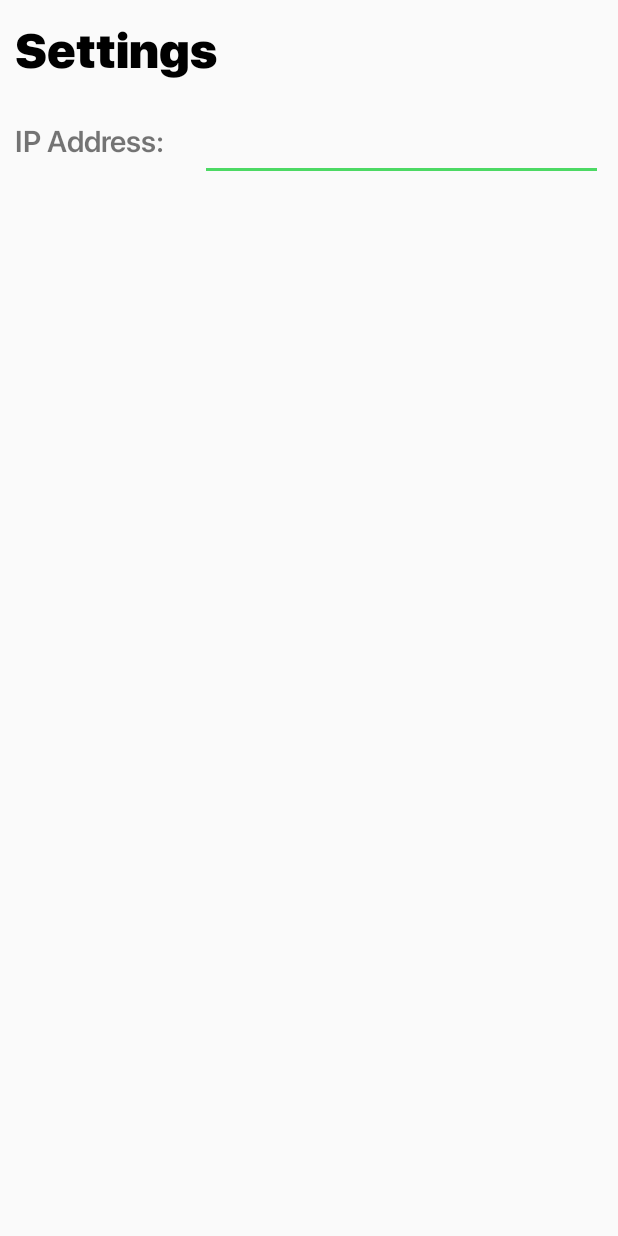
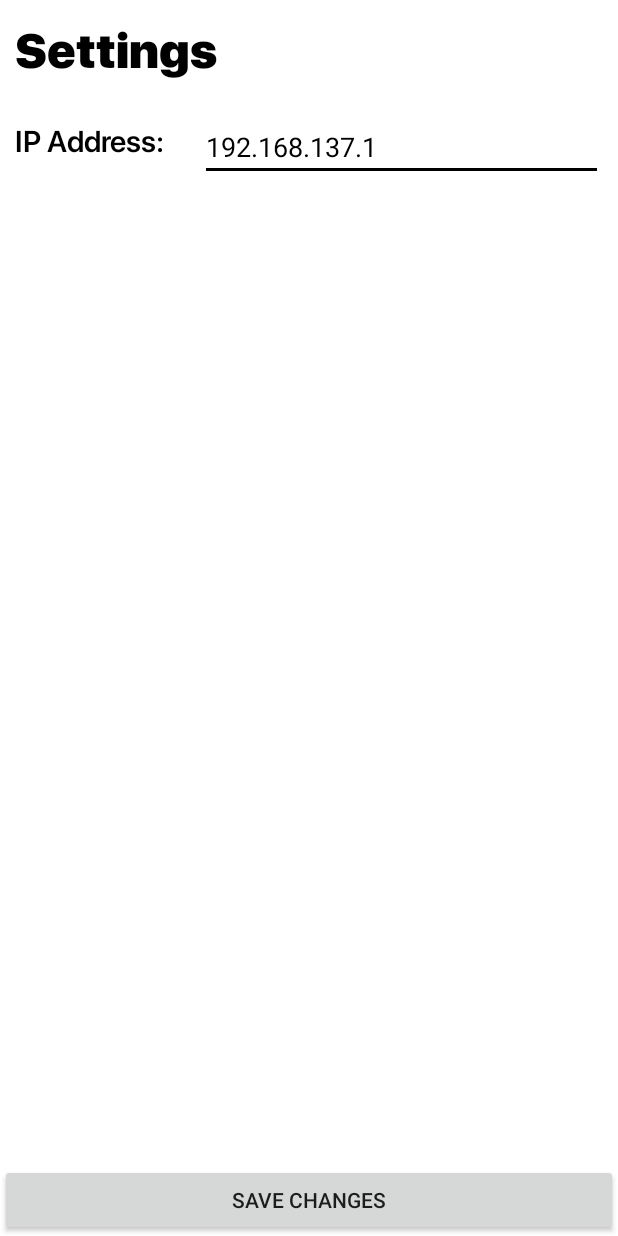
Before and after one commit to appliedengineering/AE-Instrument-Cluster-Apps, an Android app: the screen it shows after launch (SettingsActivity), after a tap on an icon or button, on a phone screen of 412 x 824 dp. Run offline under Robolectric (Android 15) with nearby library versions, the phone set to English and light mode, and no system bars; libraries missing offline, so code that uses them is left out: com.github.mikephil.charting, org.msgpack.core, org.msgpack.value; 12 statements that could not run were skipped.

Commit message:
Add settings page

```diff
--- a/Android-inst-clstr/app/src/main/java/com/appliedengineering/aeinstrumentcluster/Backend/BackendDelegate.java
+++ b/Android-inst-clstr/app/src/main/java/com/appliedengineering/aeinstrumentcluster/Backend/BackendDelegate.java
@@ -1,5 +1,7 @@
 package com.appliedengineering.aeinstrumentcluster.Backend;
 
+import android.app.Activity;
+import android.content.SharedPreferences;
 import android.os.AsyncTask;
 import android.os.SystemClock;
 import android.widget.TextView;
@@ -28,7 +30,7 @@ public class BackendDelegate extends AsyncTask<Void, Void, Void>{
     private final HomeTopBar homeTopBar;
     private volatile boolean isRunning = true;
 
-    private volatile int noMessageCount = 0;
+    private volatile int noMessageCount = NO_MESSAGE_COUNT_THRESHOLD;
 
     // options
 
@@ -47,11 +49,15 @@ public class BackendDelegate extends AsyncTask<Void, Void, Void>{
     // end options
 
 
-    public BackendDelegate(DataManager dataManager, HomeTopBar homeTopBar) {
+    public BackendDelegate(DataManager dataManager, HomeTopBar homeTopBar, Activity activity) {
         this.dataManager = dataManager;
         this.homeTopBar = homeTopBar;
         Communication.init();
-        LogUtil.add("Communication setup: " + Communication.connect("tcp://192.168.137.1:5556"));
+
+        SharedPreferences settings = activity.getSharedPreferences("SettingsInfo", 0);
+        String ipAddress = settings.getString("ipAddress", "192.168.137.1");
+
+        LogUtil.add("Communication setup: " + Communication.connect("tcp://"+ipAddress+":5556"));
     }
 
     @Override
@@ -94,7 +100,7 @@ public class BackendDelegate extends AsyncTask<Void, Void, Void>{
     private void updateHomeTopBar() {
         // show connected indicator
         String textToDisplay;
-        if(noMessageCount > NO_MESSAGE_COUNT_THRESHOLD) {
+        if(noMessageCount >= NO_MESSAGE_COUNT_THRESHOLD) {
             // offline
             textToDisplay = "Status: offline";
         } else {
--- a/Android-inst-clstr/app/src/main/java/com/appliedengineering/aeinstrumentcluster/SettingsActivity.java
+++ b/Android-inst-clstr/app/src/main/java/com/appliedengineering/aeinstrumentcluster/SettingsActivity.java
@@ -2,15 +2,41 @@ package com.appliedengineering.aeinstrumentcluster;
 
 import androidx.appcompat.app.AppCompatActivity;
 
+import android.content.SharedPreferences;
 import android.os.Bundle;
+import android.view.View;
+import android.widget.Button;
+import android.widget.EditText;
 
-public class SettingsActivity extends AppCompatActivity {
+public class SettingsActivity extends AppCompatActivity implements View.OnClickListener{
+
+    private EditText ipAddressTextBox;
 
     @Override
     protected void onCreate(Bundle savedInstanceState) {
         super.onCreate(savedInstanceState);
+        setTheme(R.style.LightTheme);
         setContentView(R.layout.activity_settings);
 
         // Control some settings
+        Button savedChangesButton = findViewById(R.id.save_changes_button);
+        ipAddressTextBox = findViewById(R.id.ip_address_edit_text);
+
+        // Restore values
+        SharedPreferences settings = getSharedPreferences("SettingsInfo", 0);
+        String ipAddress = settings.getString("ipAddress", "192.168.137.1");
+        ipAddressTextBox.setText(ipAddress);
+        savedChangesButton.setOnClickListener(this);
+    }
+
+    @Override
+    public void onClick(View view) {
+        // update ip address
+        SharedPreferences settings = getSharedPreferences("SettingsInfo", 0);
+        SharedPreferences.Editor editor = settings.edit();
+        editor.putString("ipAddress", ipAddressTextBox.getText().toString());
+        editor.commit();
+
+        finish();
     }
 }
--- a/Android-inst-clstr/app/src/main/java/com/appliedengineering/aeinstrumentcluster/UI/HomeActivity.java
+++ b/Android-inst-clstr/app/src/main/java/com/appliedengineering/aeinstrumentcluster/UI/HomeActivity.java
@@ -44,7 +44,7 @@ public class HomeActivity extends AppCompatActivity {
 
         // Create backend objects
         dataManager = new DataManager();
-        backendDelegateObj = new BackendDelegate(dataManager, homeTopBarFragment);
+        backendDelegateObj = new BackendDelegate(dataManager, homeTopBarFragment, this);
 
         // Add the fragments programmatically
         getSupportFragmentManager()
--- a/Android-inst-clstr/app/src/main/res/layout/activity_settings.xml
+++ b/Android-inst-clstr/app/src/main/res/layout/activity_settings.xml
@@ -4,7 +4,8 @@
     xmlns:tools="http://schemas.android.com/tools"
     android:layout_width="match_parent"
     android:layout_height="match_parent"
-    tools:context=".SettingsActivity">
+    tools:context=".SettingsActivity"
+    android:background="@color/white">
 
     <TextView
         android:id="@+id/textView"
@@ -20,11 +21,14 @@
         app:layout_constraintTop_toTopOf="parent" />
 
     <EditText
-        android:id="@+id/editText"
+        android:id="@+id/ip_address_edit_text"
         android:layout_width="0dp"
         android:layout_height="wrap_content"
         app:layout_constraintEnd_toEndOf="parent"
         android:layout_margin="@dimen/padding"
+        android:textColor="@color/black"
+        android:textColorLink="@color/black"
+        android:backgroundTint="@color/black"
         app:layout_constraintStart_toEndOf="@+id/textView2"
         app:layout_constraintTop_toBottomOf="@+id/textView" />
 
@@ -36,8 +40,17 @@
         android:text="IP Address: "
         android:textSize="@dimen/paddingDouble"
         android:padding="@dimen/padding"
-        app:layout_constraintBottom_toBottomOf="@+id/editText"
+        android:textColor="@color/black"
+        app:layout_constraintBottom_toBottomOf="@+id/ip_address_edit_text"
         app:layout_constraintStart_toStartOf="parent"
         app:layout_constraintTop_toBottomOf="@+id/textView" />
 
+    <Button
+        android:id="@+id/save_changes_button"
+        android:layout_width="match_parent"
+        android:layout_height="wrap_content"
+        android:paddingHorizontal="@dimen/padding"
+        android:paddingVertical="@dimen/padding"
+        android:text="Save Changes"
+        app:layout_constraintBottom_toBottomOf="parent" />
 </androidx.constraintlayout.widget.ConstraintLayout>
```
